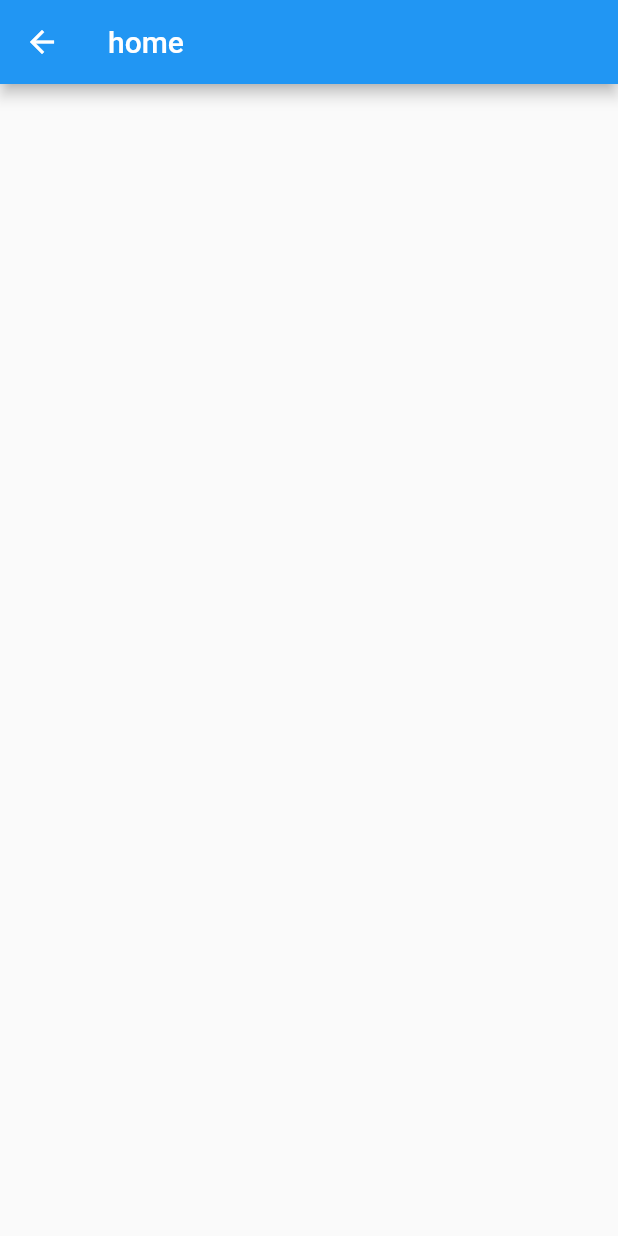
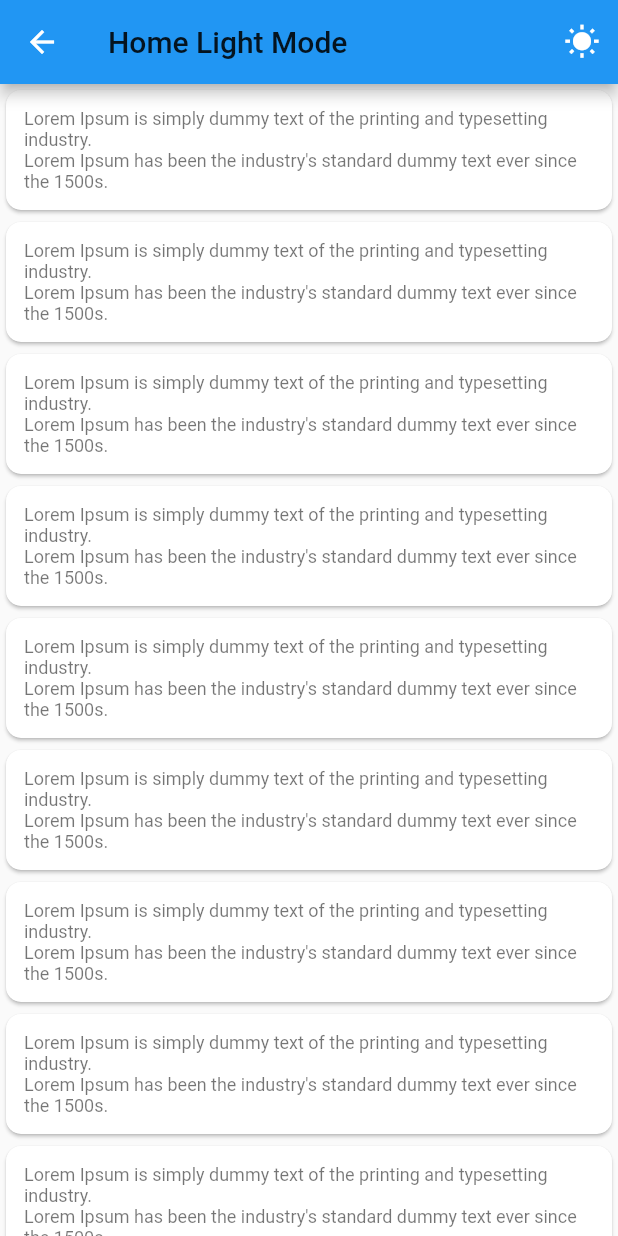
Before and after one commit to carlosmalltec/mdmottu, a Flutter app: the screen it shows after launch, on a phone screen of 412 x 824 dp. Run offline on Flutter 3.47's test engine with Material 2 defaults, Android fonts, the phone set to English and light mode, and no system bars; our stand-ins replace dio, google_fonts, shared_preferences.

Commit message:
Style home em andamento e themedata

```diff
--- a/lib/app_prod.dart
+++ b/lib/app_prod.dart
@@ -1,7 +1,11 @@
 import 'package:flutter/material.dart';
 import 'package:flutter_localizations/flutter_localizations.dart';
+import 'package:provider/provider.dart';
 
 import 'core/navigation_state/navigator_service.dart';
+import 'core/theme_preference/theme_model.dart';
+import 'features/design_system/colors/colors_app.dart';
+import 'features/design_system/style/style_app.dart';
 import 'lang/app_translation.dart';
 import 'lang/translation_service.dart';
 import 'routes/app_pages.dart';
@@ -17,6 +21,9 @@ class AppProd extends StatefulWidget {
 class _AppProdState extends State<AppProd> {
   @override
   Widget build(BuildContext context) {
+    return ChangeNotifierProvider(
+        create: (_) => ThemeModel(),
+        child: Consumer<ThemeModel>(builder: (context, ThemeModel themeNotifier, child) {
           return MaterialApp(
             debugShowCheckedModeBanner: false,
             initialRoute: AppPages.initial,
@@ -26,9 +33,7 @@ class _AppProdState extends State<AppProd> {
             localizationsDelegates: const [GlobalMaterialLocalizations.delegate, GlobalWidgetsLocalizations.delegate, GlobalCupertinoLocalizations.delegate],
             supportedLocales: const [Locale("pt", "BR"), Locale("es", "ES"), Locale("en", "US")],
             title: AppTranslationString.string('company_name'),
-      theme: ThemeData.light(),
-      darkTheme: ThemeData.light(),
-      themeMode: ThemeMode.light,
+            theme: themeNotifier.isDark ? ThemeData.dark() : ThemeData.light(),
             builder: (BuildContext context, Widget? widget) {
               ErrorWidget.builder = (FlutterErrorDetails details) {
                 return CustomErrorView(details: details);
@@ -36,5 +41,6 @@ class _AppProdState extends State<AppProd> {
               return widget!;
             },
           );
+        }));
   }
 }
--- /dev/null
+++ b/lib/core/theme_preference/theme_model.dart
@@ -0,0 +1,27 @@
+//theme_model.dart
+import 'package:flutter/material.dart';
+import 'package:mdmottu/core/theme_preference/theme_preference.dart';
+
+class ThemeModel extends ChangeNotifier {
+  late bool _isDark;
+  late ThemePreferences _preferences;
+
+  bool get isDark => _isDark;
+
+  ThemeModel() {
+    _isDark = false;
+    _preferences = ThemePreferences();
+    getPreferences();
+  }
+
+  set isDark(bool value) {
+    _isDark = value;
+    _preferences.setTheme(value);
+    notifyListeners();
+  }
+
+  getPreferences() async {
+    _isDark = await _preferences.getTheme();
+    notifyListeners();
+  }
+}
--- /dev/null
+++ b/lib/core/theme_preference/theme_preference.dart
@@ -0,0 +1,15 @@
+import 'package:shared_preferences/shared_preferences.dart';
+
+class ThemePreferences {
+  static const PREF_KEY = "pref_key";
+
+  setTheme(bool value) async {
+    SharedPreferences sharedPreferences = await SharedPreferences.getInstance();
+    sharedPreferences.setBool(PREF_KEY, value);
+  }
+
+  getTheme() async {
+    SharedPreferences sharedPreferences = await SharedPreferences.getInstance();
+    return sharedPreferences.getBool(PREF_KEY) ?? false;
+  }
+}
--- a/lib/features/debug_view/pages/custom_error_view.dart
+++ b/lib/features/debug_view/pages/custom_error_view.dart
@@ -27,7 +27,7 @@ class CustomErrorView extends StatelessWidget {
               Text(
                 kDebugMode ? details?.summary.toString() ?? AppTranslationString.string('failure_aplication') : AppTranslationString.string('failure_aplication'),
                 textAlign: TextAlign.center,
-                style: StyleApp.paragraphLgStrong,
+                style: StyleApp.caption,
               ),
               Visibility(
                 visible: kDebugMode,
@@ -35,7 +35,7 @@ class CustomErrorView extends StatelessWidget {
                   padding: const EdgeInsets.only(top: 10),
                   child: Text(
                     AppTranslationString.string('failure_aplication'),
-                    style: StyleApp.paragraphLgStrong,
+                    style: StyleApp.caption,
                   ),
                 ),
                 child: const SizedBox.shrink(),
--- a/lib/features/design_system/colors/colors_app.dart
+++ b/lib/features/design_system/colors/colors_app.dart
@@ -6,4 +6,5 @@ class ColorsApp {
   static const Color ff222E50 = Color(0xFF222E50);
   static const Color ffC21010 = Color(0xFFC21010);
   static const Color ffCFE8A9 = Color(0xFFCFE8A9);
+  static const Color ffFFFFFF = Color(0xFFFFFFFF);
 }
--- a/lib/features/home/presenter/pages/home_phone.dart
+++ b/lib/features/home/presenter/pages/home_phone.dart
@@ -1,22 +1,50 @@
 import 'package:flutter/material.dart';
+import 'package:mdmottu/core/theme_preference/theme_model.dart';
+import 'package:mdmottu/features/design_system/style/style_app.dart';
+import 'package:provider/provider.dart';
 
 import '../controllers/home_controller.dart';
 
 class HomePhone extends StatefulWidget {
   final HomeController controller;
 
-  const HomePhone({ Key? key, required this.controller }) : super(key: key);
+  const HomePhone({Key? key, required this.controller}) : super(key: key);
 
   @override
   State<HomePhone> createState() => _HomePhoneState();
 }
 
 class _HomePhoneState extends State<HomePhone> {
-   @override
-   Widget build(BuildContext context) {
-       return Scaffold(
-           appBar: AppBar(title: const Text('home'),),
-           body: Container(),
-       );
+  @override
+  Widget build(BuildContext context) {
+    return Consumer<ThemeModel>(builder: (context, ThemeModel themeNotifier, child) {
+      return Scaffold(
+        appBar: AppBar(
+          title: Text(
+            themeNotifier.isDark ? "Home Dark Mode" : "Home Light Mode",
+            style: Theme.of(context).textTheme.titleLarge,
+          ),
+          actions: [
+            IconButton(
+                icon: Icon(themeNotifier.isDark ? Icons.nightlight_round : Icons.wb_sunny),
+                onPressed: () {
+                  themeNotifier.isDark ? themeNotifier.isDark = false : themeNotifier.isDark = true;
+                })
+          ],
+        ),
+        body: ListView.builder(itemBuilder: (BuildContext context, int index) {
+          return Card(
+            shape: RoundedRectangleBorder(borderRadius: BorderRadius.circular(10)),
+            child: Padding(
+              padding: const EdgeInsets.all(12.0),
+              child: Text(
+                "Lorem Ipsum is simply dummy text of the printing and typesetting industry. \nLorem Ipsum has been the industry's standard dummy text ever since the 1500s.",
+                style: Theme.of(context).textTheme.caption,
+              ),
+            ),
+          );
+        }),
+      );
+    });
   }
 }
--- a/pubspec.yaml
+++ b/pubspec.yaml
@@ -18,6 +18,7 @@ dependencies:
   dio: ^4.0.6
   provider: ^6.0.3
   google_fonts: ^3.0.1
+  shared_preferences: ^2.0.15
 
   cupertino_icons: ^1.0.2
 
```
Also changed, not shown: lib/app_debug.dart (+10 -4 lines), lib/features/design_system/style/style_app.dart (+11 -3 lines), lib/features/splash/presenter/pages/splash_phone.dart (+11 -4 lines), pubspec.lock, 1 other file. Lines whose indentation alone changed are shown as unchanged.
